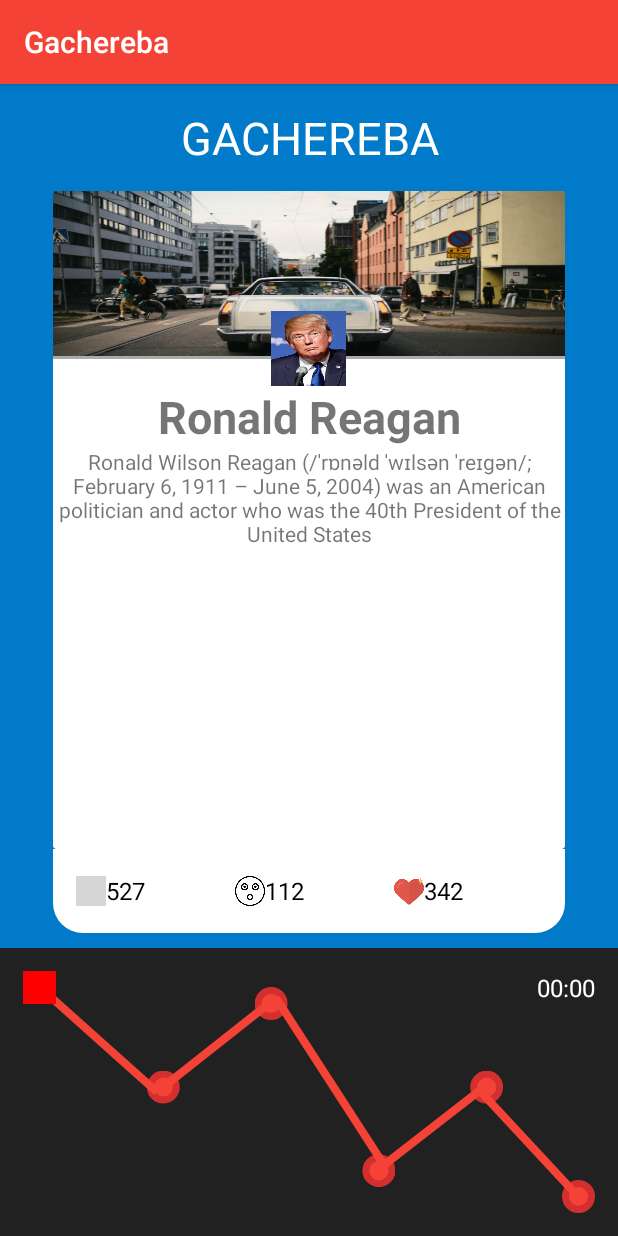
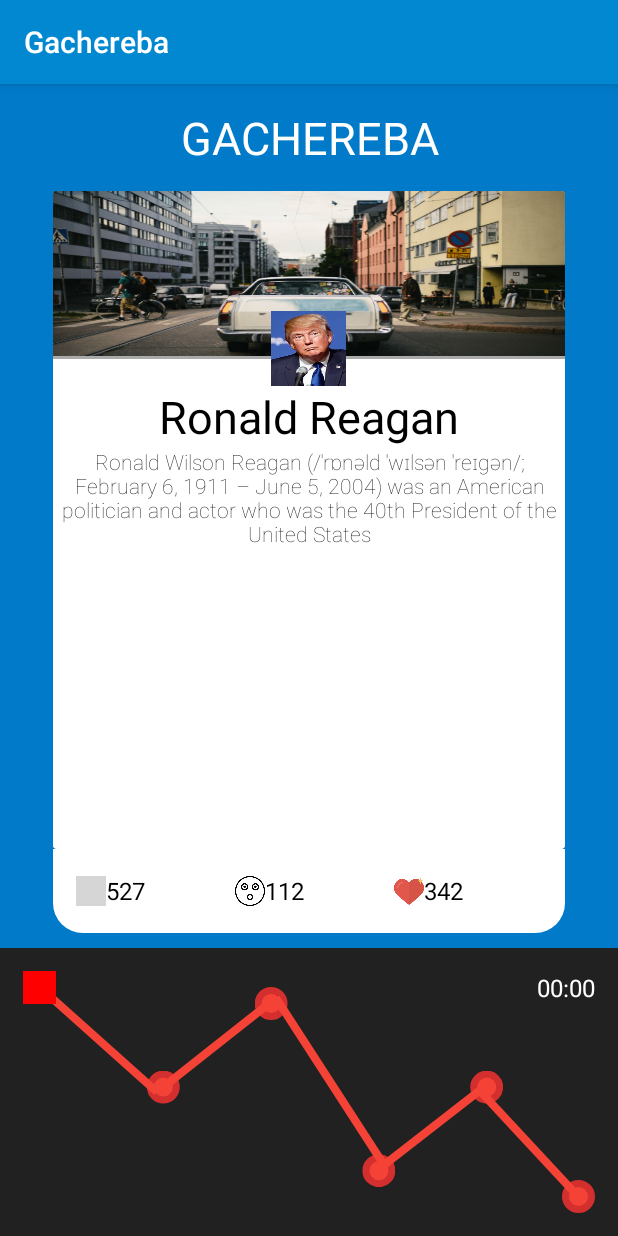
Before and after one commit to ashalva/hackjunction2016, an Android app: the screen it shows after launch (StoryActivity), after a tap on "122", on a phone screen of 412 x 824 dp. Run offline under Robolectric (Android 15) with nearby library versions, the phone set to English and light mode, and no system bars; our stand-ins replace CircleImageView; grey boxes are pictures that could not be loaded.

Commit message:
font changes

```diff
--- a/BusJunctionChallenge/app/src/main/res/layout/activity_story.xml
+++ b/BusJunctionChallenge/app/src/main/res/layout/activity_story.xml
@@ -26,6 +26,7 @@
             android:layout_width="match_parent"
             android:layout_height="wrap_content"
             android:text = "GACHEREBA"
+            android:fontFamily="font_family_light"
             android:padding="15dp"
             android:textSize="30dp"
             android:textColor="#ffffff"
--- a/BusJunctionChallenge/app/src/main/res/layout/activity_story_display.xml
+++ b/BusJunctionChallenge/app/src/main/res/layout/activity_story_display.xml
@@ -42,16 +42,20 @@
                 android:textAlignment="center"
                 android:textStyle="bold"
                 android:layout_below="@id/person_photo"
+                android:textColor="#000000"
                 android:text="HEADER"
+                android:fontFamily="sans-serif-thin"
                 android:textSize="30sp"
                 />
 
             <TextView
                 android:layout_width="match_parent"
                 android:layout_height="wrap_content"
+                android:fontFamily="sans-serif-thin"
                 android:id="@+id/description"
                 android:maxLines="5"
                 android:singleLine="false"
+                android:textColor="#000000"
                 android:layout_below="@+id/person_name"
                 android:text="Description"
                 android:textAlignment="center"
--- a/BusJunctionChallenge/app/src/main/res/values/colors.xml
+++ b/BusJunctionChallenge/app/src/main/res/values/colors.xml
@@ -1,7 +1,7 @@
 <?xml version="1.0" encoding="utf-8"?>
 <resources>
-    <color name="colorPrimary">#F44336</color>
-    <color name="colorPrimaryDark">#D32F2F</color>
-    <color name="colorAccent">#FF5252</color>
+    <color name="colorPrimary">#0288D1</color>
+    <color name="colorPrimaryDark">#01579B</color>
+    <color name="colorAccent">#03A9F4</color>
     <color name="hsl_blue">#007ac9</color>
 </resources>
```
